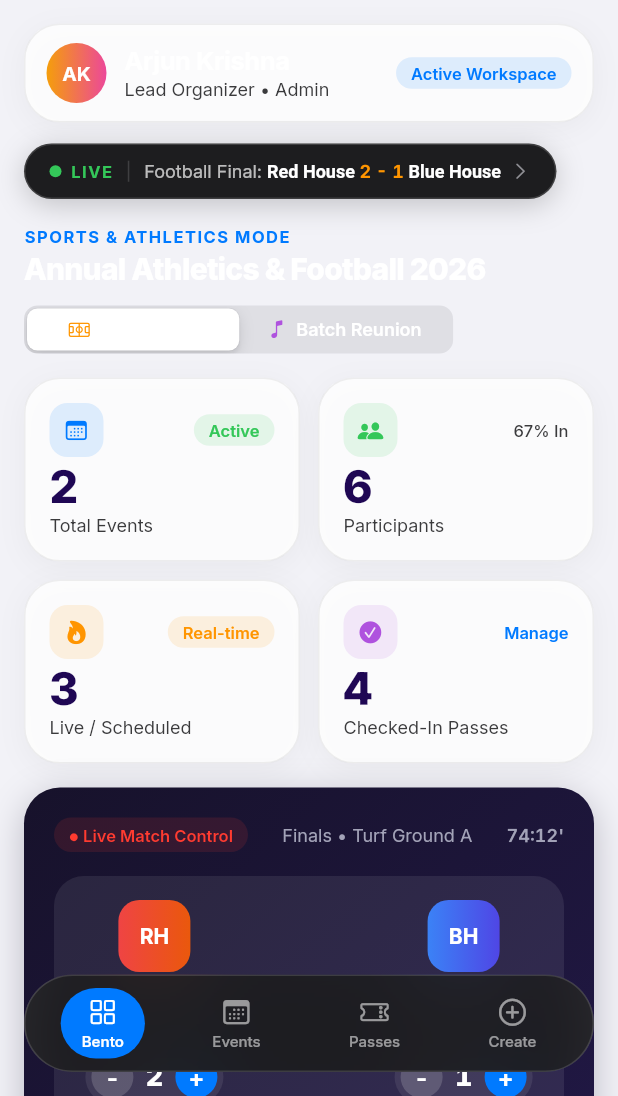
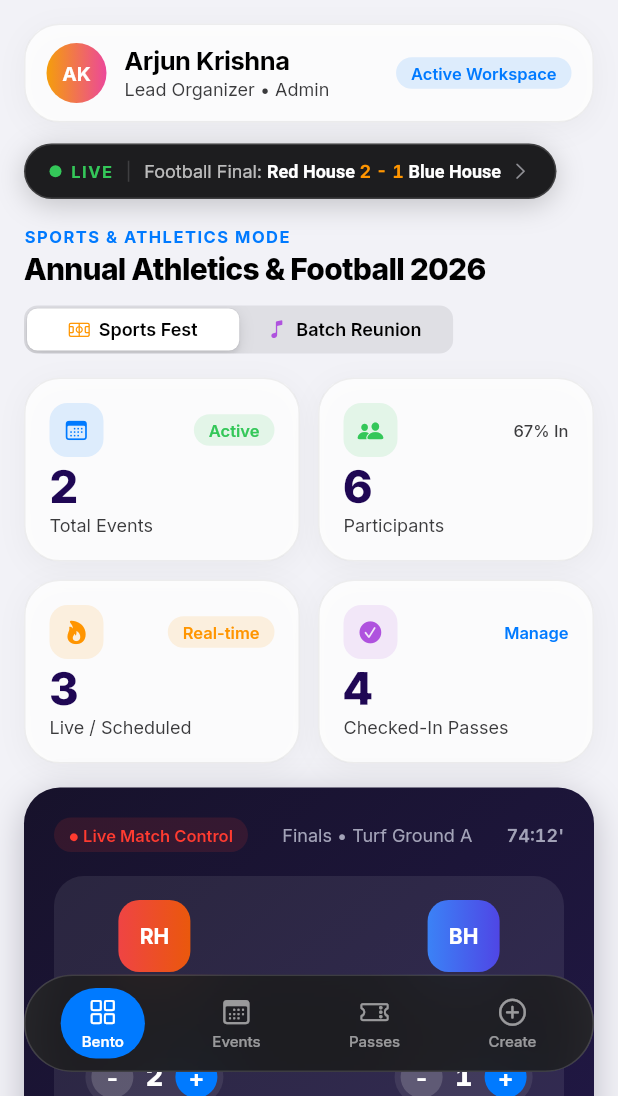
Before and after one commit to nuvishh/Paripadi, a Flutter app: the screen it shows after launch, on a phone screen of 412 x 824 dp, the part 140-1236 px from its top. Run offline on Flutter 3.47's test engine with Material 3 defaults, Android fonts, the phone set to English and light mode, and no system bars; our stand-ins replace google_fonts.

Commit message:
Paripadi v1.0.2: light-mode text fix + keyboard nav hide, Flutter 3.50 deps

```diff
--- a/lib/main.dart
+++ b/lib/main.dart
@@ -36,6 +36,10 @@ class _ParipadiAppState extends State<ParipadiApp> {
 
   @override
   Widget build(BuildContext context) {
+    // Hide the floating nav while the keyboard is open: the old code
+    // added viewInsets.bottom to the nav offset, so the nav rode up
+    // on top of the keyboard.
+    final keyboardOpen = MediaQuery.of(context).viewInsets.bottom > 0;
     return CupertinoApp(
       title: 'Paripadi',
       debugShowCheckedModeBanner: false,
@@ -48,15 +52,20 @@ class _ParipadiAppState extends State<ParipadiApp> {
             ? AppColors.darkSurface.withValues(alpha: 0.85)
             : CupertinoColors.white.withValues(alpha: 0.8),
         textTheme: CupertinoTextThemeData(
-          textStyle: GoogleFonts.inter(fontSize: 17),
+          textStyle: GoogleFonts.inter(
+            fontSize: 17,
+            color: CupertinoColors.label,
+          ),
           navTitleTextStyle: GoogleFonts.inter(
             fontSize: 17,
             fontWeight: FontWeight.w600,
+            color: CupertinoColors.label,
           ),
           navLargeTitleTextStyle: GoogleFonts.inter(
             fontSize: 34,
             fontWeight: FontWeight.w800,
             letterSpacing: -0.8,
+            color: CupertinoColors.label,
           ),
           actionTextStyle: GoogleFonts.inter(
             fontSize: 17,
@@ -117,12 +126,17 @@ class _ParipadiAppState extends State<ParipadiApp> {
             Positioned(
               left: 16,
               right: 16,
-              bottom: 16 +
-                  MediaQuery.of(context).padding.bottom +
-                  MediaQuery.of(context).viewInsets.bottom,
-              child: FloatingTabBar(
-                currentIndex: _tabIndex,
-                onTap: _goToTab,
+              bottom: 16 + MediaQuery.of(context).padding.bottom,
+              child: AnimatedOpacity(
+                opacity: keyboardOpen ? 0 : 1,
+                duration: const Duration(milliseconds: 200),
+                child: IgnorePointer(
+                  ignoring: keyboardOpen,
+                  child: FloatingTabBar(
+                    currentIndex: _tabIndex,
+                    onTap: _goToTab,
+                  ),
+                ),
               ),
             ),
           ],
--- a/lib/theme.dart
+++ b/lib/theme.dart
@@ -45,6 +45,13 @@ abstract final class AppColors {
           ? kpiVioletDark
           : kpiVioletLight;
 
+  /// Primary label color: black in light mode, white in dark mode.
+  /// Every text style in this file defaults to this — never leave a
+  /// text color null, or it inherits white and vanishes on light
+  /// surfaces (the v1.0.1 light-theme bug).
+  static Color label(BuildContext context) =>
+      CupertinoColors.label.resolveFrom(context);
+
   /// Strong secondary text: solid #3A3A3C in light mode (the 60%-alpha
   /// system secondary label was the "middle elements not visible"
   /// complaint), light grey in dark mode.
@@ -86,7 +93,7 @@ abstract final class AppText {
         fontSize: 34,
         fontWeight: FontWeight.w800,
         letterSpacing: -0.8,
-        color: CupertinoTheme.of(context).textTheme.textStyle.color,
+        color: AppColors.label(context),
       );
 
   static TextStyle title(BuildContext context, {Color? color}) =>
@@ -94,7 +101,7 @@ abstract final class AppText {
         fontSize: 20,
         fontWeight: FontWeight.w800,
         letterSpacing: -0.5,
-        color: color,
+        color: color ?? AppColors.label(context),
       );
 
   static TextStyle headline(BuildContext context, {Color? color}) =>
@@ -102,20 +109,24 @@ abstract final class AppText {
         fontSize: 17,
         fontWeight: FontWeight.w700,
         letterSpacing: -0.3,
-        color: color,
+        color: color ?? AppColors.label(context),
       );
 
   static TextStyle body(BuildContext context, {Color? color}) =>
-      GoogleFonts.inter(fontSize: 15, color: color);
+      GoogleFonts.inter(
+          fontSize: 15, color: color ?? AppColors.label(context));
 
   static TextStyle subheadline(BuildContext context, {Color? color}) =>
-      GoogleFonts.inter(fontSize: 13, color: color);
+      GoogleFonts.inter(
+          fontSize: 13, color: color ?? AppColors.label(context));
 
   static TextStyle footnote(BuildContext context, {Color? color}) =>
-      GoogleFonts.inter(fontSize: 12, color: color);
+      GoogleFonts.inter(
+          fontSize: 12, color: color ?? AppColors.label(context));
 
   static TextStyle caption(BuildContext context, {Color? color}) =>
-      GoogleFonts.inter(fontSize: 11, color: color);
+      GoogleFonts.inter(
+          fontSize: 11, color: color ?? AppColors.label(context));
 
   static TextStyle kpiValue(BuildContext context, {Color? color}) =>
       GoogleFonts.inter(
--- a/pubspec.yaml
+++ b/pubspec.yaml
@@ -16,7 +16,7 @@ publish_to: 'none' # Remove this line if you wish to publish to pub.dev
 # https://developer.apple.com/library/archive/documentation/General/Reference/InfoPlistKeyReference/Articles/CoreFoundationKeys.html
 # In Windows, build-name is used as the major, minor, and patch parts
 # of the product and file versions while build-number is used as the build suffix.
-version: 1.0.1+2
+version: 1.0.2+3
 
 environment:
   sdk: ^3.13.5
```
Also changed, not shown: pubspec.lock.
